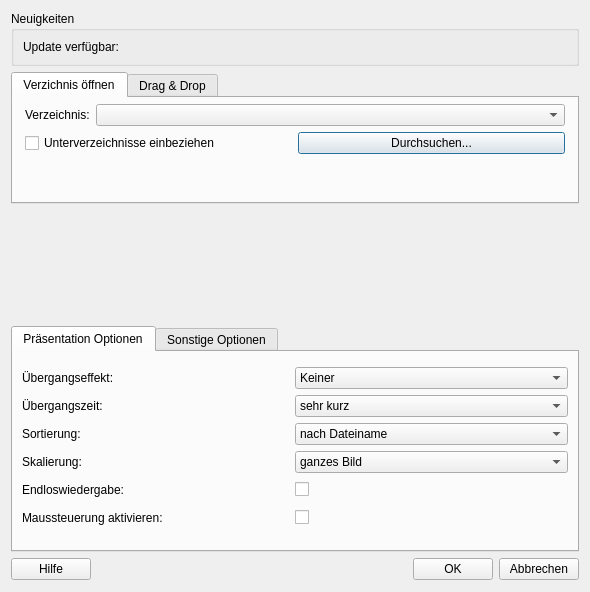
Before: the Qt Designer form settingsdialog.ui in hel800/picture-show2, drawn with Qt 5.
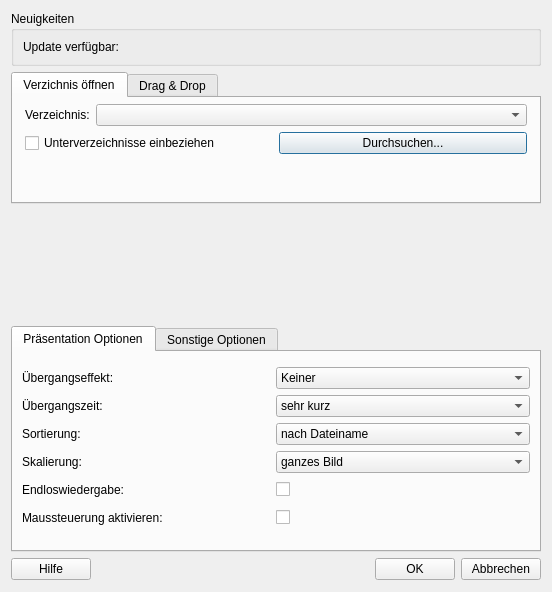
After: the same form once the commit is applied. Icons and pictures are not drawn.

Diff of the .ui file:
```diff
--- a/settingsdialog.ui
+++ b/settingsdialog.ui
@@ -6,7 +6,7 @@
    <rect>
     <x>0</x>
     <y>0</y>
-    <width>590</width>
+    <width>552</width>
     <height>592</height>
    </rect>
   </property>
@@ -93,7 +93,7 @@
       </attribute>
       <layout class="QVBoxLayout" name="verticalLayout_6" stretch="0,0,0">
        <property name="spacing">
-        <number>-1</number>
+        <number>6</number>
        </property>
        <property name="sizeConstraint">
         <enum>QLayout::SetDefaultConstraint</enum>
@@ -149,6 +149,12 @@
               <verstretch>0</verstretch>
              </sizepolicy>
             </property>
+            <property name="minimumSize">
+             <size>
+              <width>240</width>
+              <height>0</height>
+             </size>
+            </property>
            </widget>
           </item>
          </layout>
```
Left out of the diff: 10 changed lines with no effect on the pictures.
